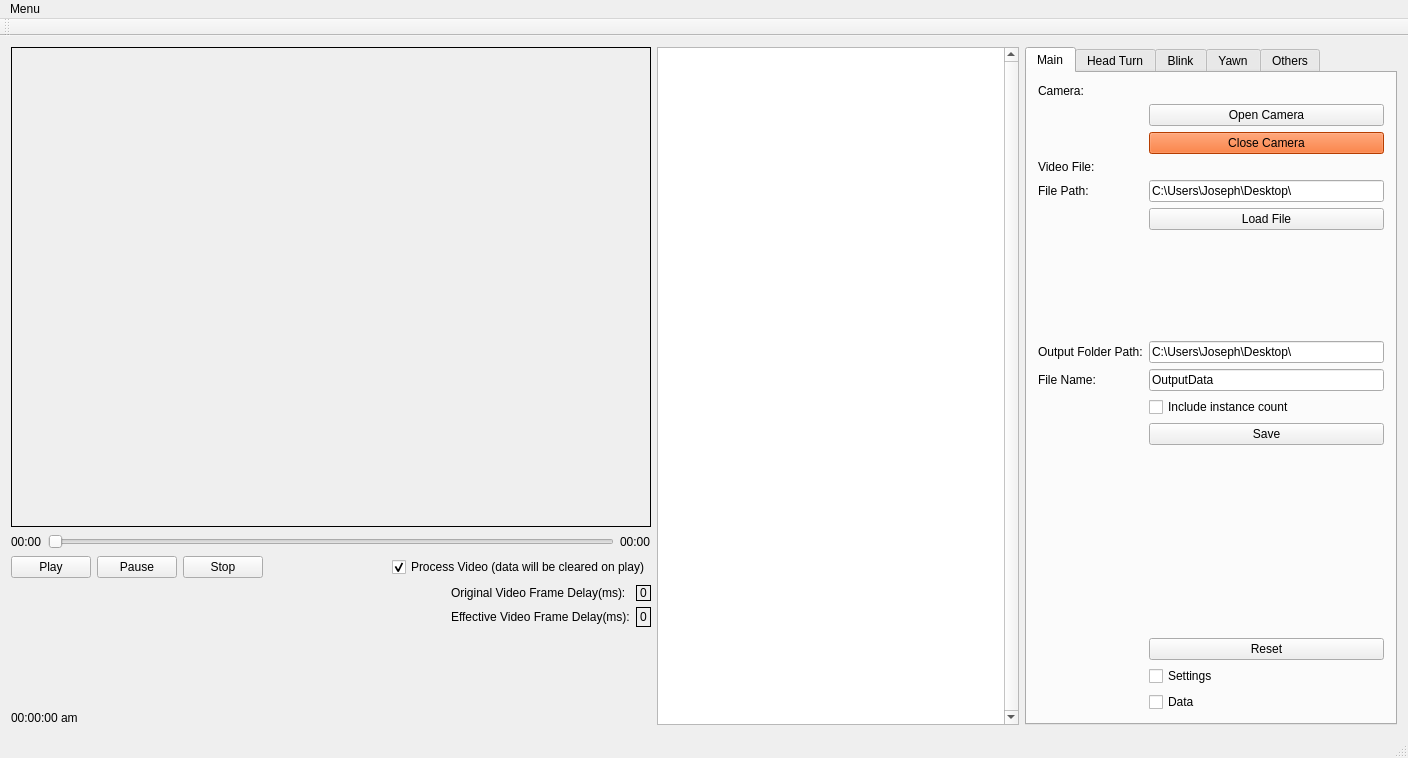
image-amazing/DriverMonitor, file mainwindow.ui: the form before one commit.
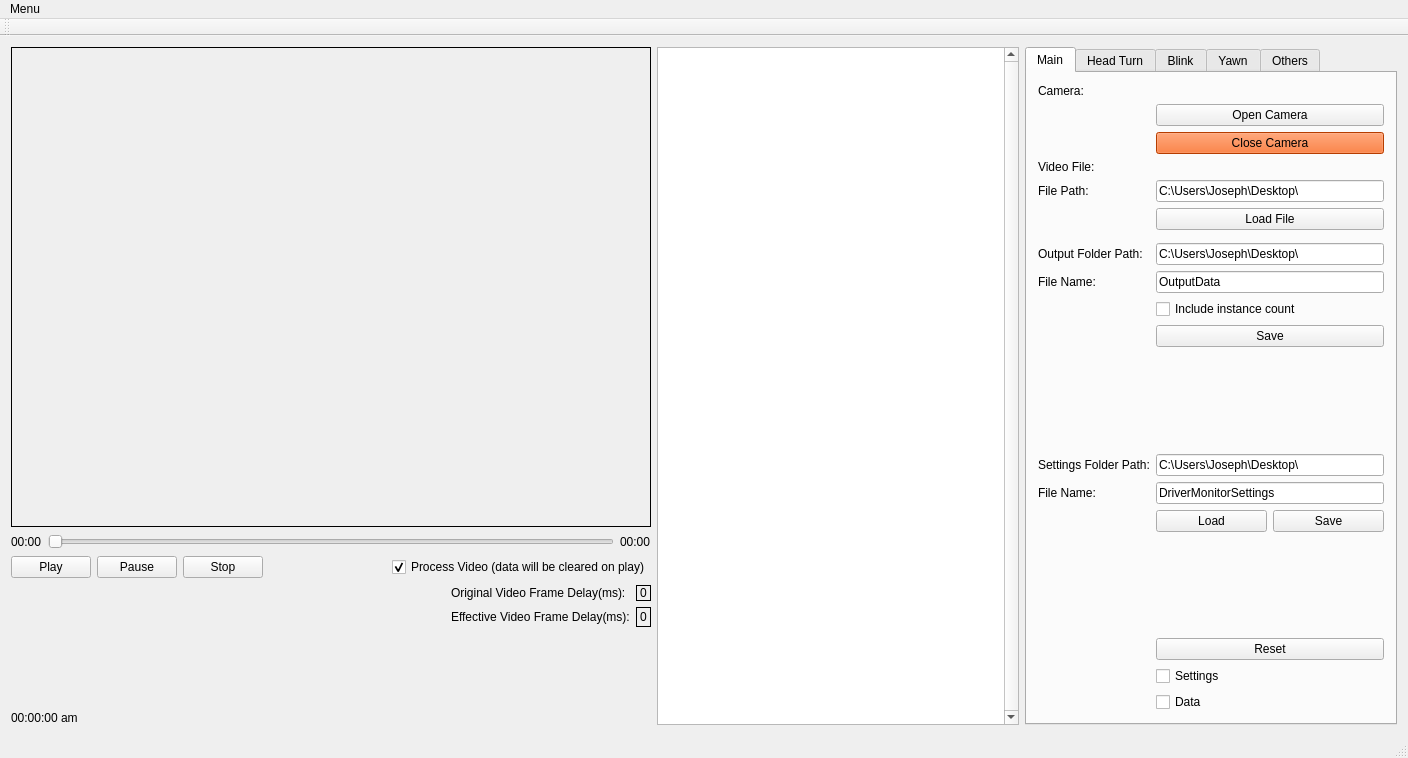
The form after the commit. Custom widgets are drawn as their Qt base class.

Commit message:
Added Load/Save Settings
- Used QFile and QTextstream to save settings to a csv file
- Used fstream to read the csv file

```diff
--- a/mainwindow.ui
+++ b/mainwindow.ui
@@ -254,13 +254,65 @@
        <layout class="QVBoxLayout" name="verticalLayout">
         <item>
          <layout class="QGridLayout" name="gridLayout">
-          <item row="0" column="0">
-           <widget class="QLabel" name="label_25">
+          <item row="15" column="0">
+           <widget class="QLabel" name="label_26">
             <property name="text">
-             <string>Camera:</string>
+             <string>Settings Folder Path:</string>
             </property>
            </widget>
           </item>
+          <item row="16" column="0">
+           <widget class="QLabel" name="label_29">
+            <property name="text">
+             <string>File Name:</string>
+            </property>
+           </widget>
+          </item>
+          <item row="16" column="1">
+           <widget class="QLineEdit" name="FileNameSettings_lineEdit">
+            <property name="text">
+             <string>DriverMonitorSettings</string>
+            </property>
+           </widget>
+          </item>
+          <item row="15" column="1">
+           <widget class="QLineEdit" name="FolderPathSettings_lineEdit">
+            <property name="text">
+             <string>C:\Users\Joseph\Desktop\</string>
+            </property>
+           </widget>
+          </item>
+          <item row="18" column="1">
+           <spacer name="verticalSpacer_8">
+            <property name="orientation">
+             <enum>Qt::Vertical</enum>
+            </property>
+            <property name="sizeHint" stdset="0">
+             <size>
+              <width>20</width>
+              <height>40</height>
+             </size>
+            </property>
+           </spacer>
+          </item>
+          <item row="17" column="1">
+           <layout class="QHBoxLayout" name="horizontalLayout_5">
+            <item>
+             <widget class="QPushButton" name="LoadSettings_pushButton">
+              <property name="text">
+               <string>Load</string>
+              </property>
+             </widget>
+            </item>
+            <item>
+             <widget class="QPushButton" name="SaveSettings_pushButton">
+              <property name="text">
+               <string>Save</string>
+              </property>
+             </widget>
+            </item>
+           </layout>
+          </item>
           <item row="1" column="1">
            <widget class="QPushButton" name="OpenCamera_pushButton">
             <property name="text">
@@ -268,23 +320,10 @@
             </property>
            </widget>
           </item>
-          <item row="14" column="1">
-           <spacer name="verticalSpacer_6">
-            <property name="orientation">
-             <enum>Qt::Vertical</enum>
-            </property>
-            <property name="sizeHint" stdset="0">
-             <size>
-              <width>20</width>
-              <height>40</height>
-             </size>
-            </property>
-           </spacer>
-          </item>
-          <item row="16" column="1">
-           <widget class="QCheckBox" name="ResetSettings_checkBox">
+          <item row="0" column="0">
+           <widget class="QLabel" name="label_25">
             <property name="text">
-             <string>Settings</string>
+             <string>Camera:</string>
             </property>
            </widget>
           </item>
@@ -295,6 +334,13 @@
             </property>
            </widget>
           </item>
+          <item row="20" column="1">
+           <widget class="QCheckBox" name="ResetSettings_checkBox">
+            <property name="text">
+             <string>Settings</string>
+            </property>
+           </widget>
+          </item>
           <item row="4" column="0">
            <widget class="QLabel" name="label_23">
             <property name="text">
@@ -302,6 +348,26 @@
             </property>
            </widget>
           </item>
+          <item row="14" column="1">
+           <spacer name="verticalSpacer_6">
+            <property name="orientation">
+             <enum>Qt::Vertical</enum>
+            </property>
+            <property name="sizeHint" stdset="0">
+             <size>
+              <width>20</width>
+              <height>40</height>
+             </size>
+            </property>
+           </spacer>
+          </item>
+          <item row="8" column="1">
+           <widget class="QLineEdit" name="FileNameOutput_lineEdit">
+            <property name="text">
+             <string>OutputData</string>
+            </property>
+           </widget>
+          </item>
           <item row="2" column="1">
            <widget class="QPushButton" name="CloseCamera_pushButton">
             <property name="styleSheet">
@@ -320,13 +386,6 @@
             </property>
            </widget>
           </item>
-          <item row="8" column="1">
-           <widget class="QLineEdit" name="FileName_lineEdit">
-            <property name="text">
-             <string>OutputData</string>
-            </property>
-           </widget>
-          </item>
           <item row="7" column="0">
            <widget class="QLabel" name="label_21">
             <property name="text">
@@ -334,13 +393,6 @@
             </property>
            </widget>
           </item>
-          <item row="7" column="1">
-           <widget class="QLineEdit" name="FolderPath_lineEdit">
-            <property name="text">
-             <string>C:\Users\Joseph\Desktop\</string>
-            </property>
-           </widget>
-          </item>
           <item row="9" column="1">
            <widget class="QCheckBox" name="includeCount_checkBox">
             <property name="text">
@@ -351,6 +403,20 @@
             </property>
            </widget>
           </item>
+          <item row="19" column="1">
+           <widget class="QPushButton" name="pushButton_reset">
+            <property name="text">
+             <string>Reset</string>
+            </property>
+           </widget>
+          </item>
+          <item row="6" column="1">
+           <spacer name="verticalSpacer_4">
+            <property name="orientation">
+             <enum>Qt::Vertical</enum>
+            </property>
+           </spacer>
+          </item>
           <item row="13" column="1">
            <widget class="QPushButton" name="SaveOutputData_pushButton">
             <property name="text">
@@ -358,30 +424,14 @@
             </property>
            </widget>
           </item>
-          <item row="6" column="1">
-           <spacer name="verticalSpacer_4">
-            <property name="orientation">
-             <enum>Qt::Vertical</enum>
-            </property>
-            <property name="sizeType">
-             <enum>QSizePolicy::Fixed</enum>
-            </property>
-            <property name="sizeHint" stdset="0">
-             <size>
-              <width>20</width>
-              <height>105</height>
-             </size>
-            </property>
-           </spacer>
-          </item>
-          <item row="15" column="1">
-           <widget class="QPushButton" name="pushButton_reset">
+          <item row="7" column="1">
+           <widget class="QLineEdit" name="FolderPathOutput_lineEdit">
             <property name="text">
-             <string>Reset</string>
+             <string>C:\Users\Joseph\Desktop\</string>
             </property>
            </widget>
           </item>
-          <item row="17" column="1">
+          <item row="21" column="1">
            <widget class="QCheckBox" name="ResetData_checkBox">
             <property name="text">
              <string>Data</string>
```
The commit also changes 3 other files.
